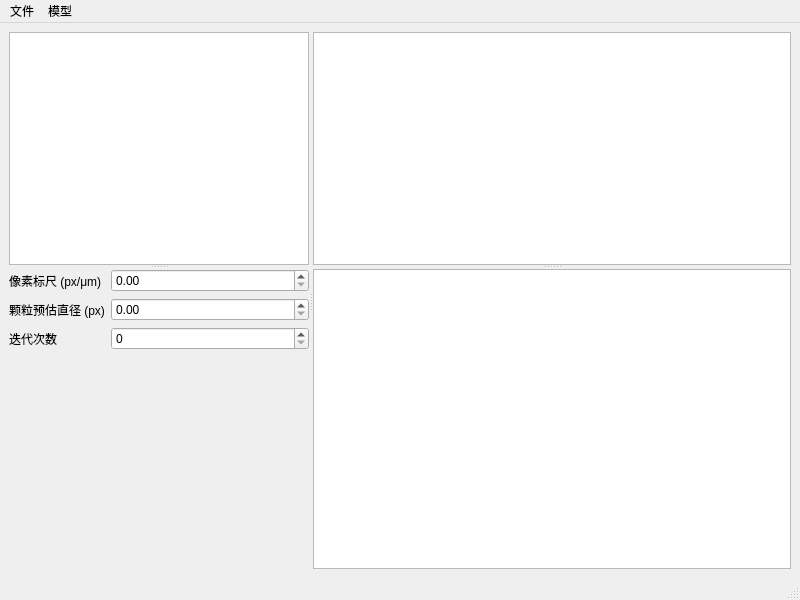
Qt form src/ui/main_window.ui (TeaHeart/cellpose_deal) before a commit.
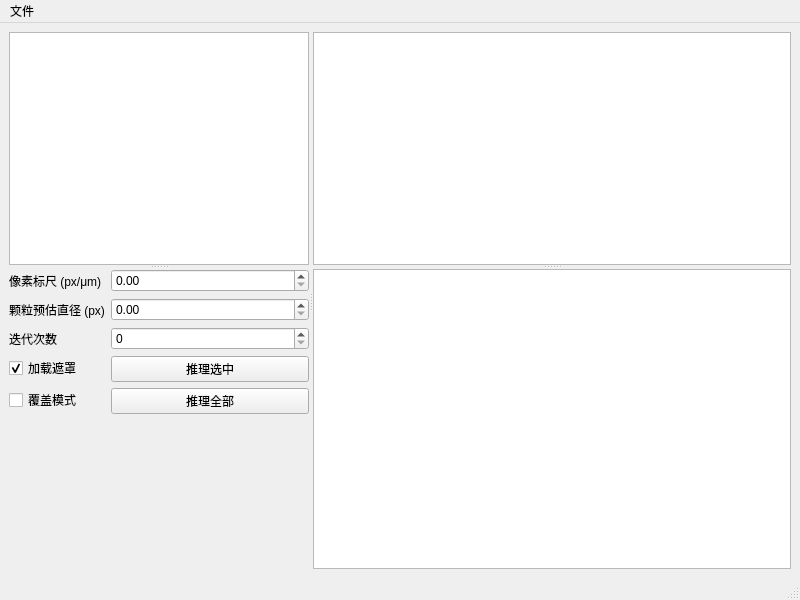
The same form after that commit. Icons and pictures are not drawn.

Commit message: refactor: 模型操作移到主界面上

```diff
--- a/src/ui/main_window.ui
+++ b/src/ui/main_window.ui
@@ -91,6 +91,37 @@
            </property>
           </widget>
          </item>
+         <item row="3" column="0">
+          <widget class="QCheckBox" name="checkBox_loadMask">
+           <property name="text">
+            <string>加载遮罩</string>
+           </property>
+           <property name="checked">
+            <bool>true</bool>
+           </property>
+          </widget>
+         </item>
+         <item row="3" column="1">
+          <widget class="QPushButton" name="pushButton_evalCurrent">
+           <property name="text">
+            <string>推理选中</string>
+           </property>
+          </widget>
+         </item>
+         <item row="4" column="0">
+          <widget class="QCheckBox" name="checkBox_overwrite">
+           <property name="text">
+            <string>覆盖模式</string>
+           </property>
+          </widget>
+         </item>
+         <item row="4" column="1">
+          <widget class="QPushButton" name="pushButton_evalAll">
+           <property name="text">
+            <string>推理全部</string>
+           </property>
+          </widget>
+         </item>
         </layout>
        </widget>
       </widget>
@@ -158,16 +189,7 @@
     <addaction name="actionPreviousImage"/>
     <addaction name="actionNextImage"/>
    </widget>
-   <widget class="QMenu" name="menu_2">
-    <property name="title">
-     <string>模型</string>
-    </property>
-    <addaction name="actionEvalCurrent"/>
-    <addaction name="actionEvalAll"/>
-    <addaction name="actionLoadMask"/>
-   </widget>
    <addaction name="menu"/>
-   <addaction name="menu_2"/>
   </widget>
   <widget class="QStatusBar" name="statusbar"/>
   <action name="actionOpenFolder">
```
Left out of the diff: 27 changed lines with no effect on the pictures. The commit also changes 1 other file.
